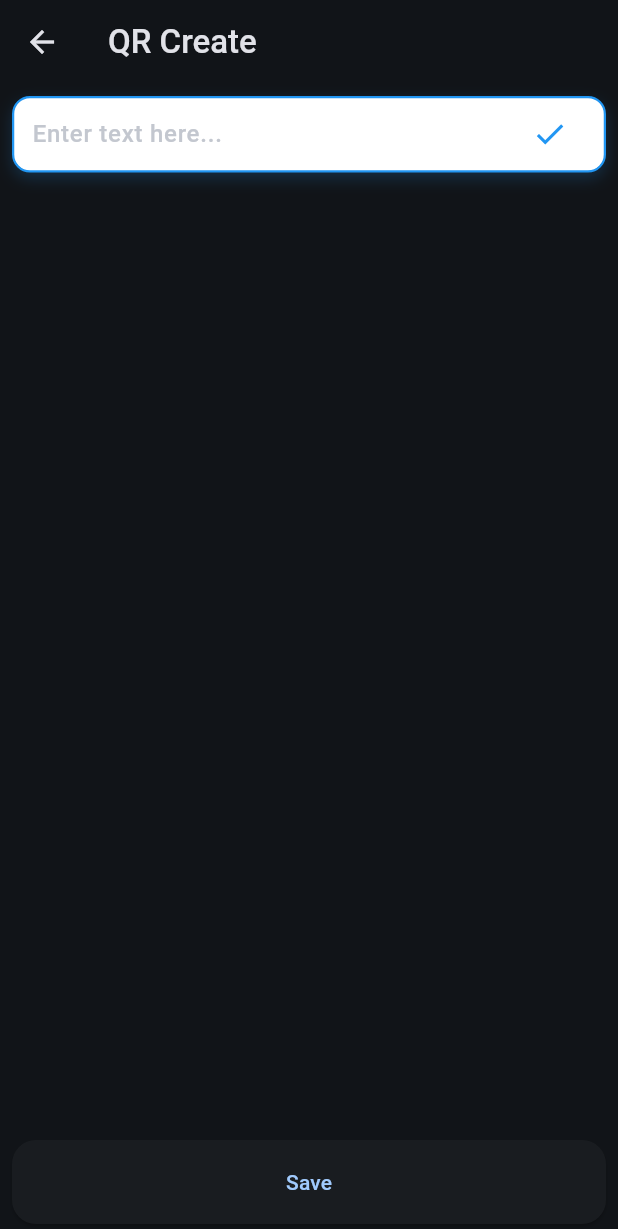
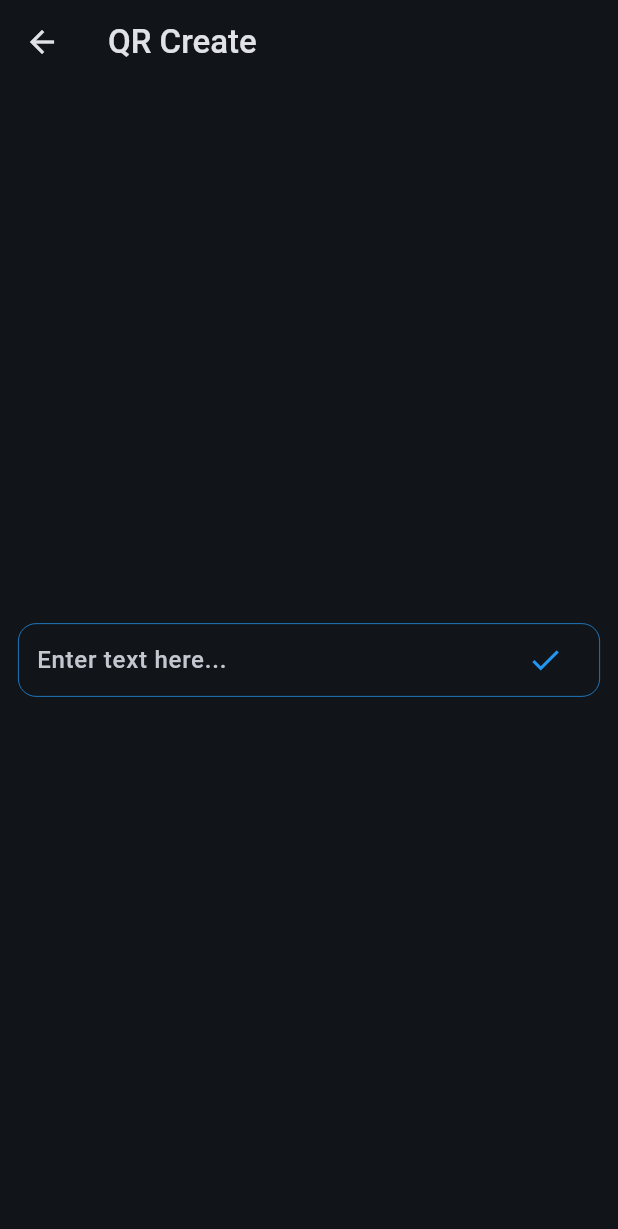
Before and after one commit to hieppham1999/qr_generator_flutter, a Flutter app: the QrCreatePage screen opened directly, on a phone screen of 412 x 824 dp. Shown: the top 1229 px of the screen. Run offline on Flutter 3.47's test engine with Material 3 defaults, Android fonts, the phone set to English and light mode, and no system bars; our stand-ins replace equatable, flutter_bloc, flutter_colorpicker, freezed_annotation, get_it, injectable and 2 more; missing offline and left inert: mobile_scanner; generated files the repository leaves out were written again.

Commit message:
add animation to qr create page

```diff
--- a/lib/features/qr_create/qr_create_page.dart
+++ b/lib/features/qr_create/qr_create_page.dart
@@ -24,30 +24,42 @@ class _QrCreatePageState extends State<QrCreatePage> {
       TextEditingController(text: widget.qrContent);
 
   bool isContentEditable = true;
+  late bool isQrShow = widget.qrContent?.isNotEmpty ?? false;
 
   @override
   Widget build(BuildContext context) {
     return Scaffold(
       appBar: AppBar(title: Text("QR Create")),
       body: Padding(
-        padding: const EdgeInsets.all(8.0),
+        padding: const EdgeInsets.all(12.0),
         child: CubitStateBuilder<QrCreateState>(
           cubit: cubit,
           builder: (_, state) {
             final qrModel = state.qrModel;
 
-            return Column(
+            return AnimatedContainer(
+              duration: const Duration(milliseconds: 400),
+              curve: Curves.easeInOut,
+              onEnd: () {
+                setState(() {
+                  isQrShow = true;
+                });
+              },
+              alignment:
+                  qrModel.content?.isNotEmpty ?? false
+                      ? Alignment.topCenter
+                      : Alignment.center,
+              child: Column(
+                mainAxisSize: MainAxisSize.min,
+                mainAxisAlignment: MainAxisAlignment.center,
                 children: [
                   _buildTextField(),
 
+                  if (isQrShow)
                     Expanded(
                       child: SingleChildScrollView(
                         child: Column(
-                      children: [
-                        if (qrModel.content?.isNotEmpty ?? false)
-                          Builder(
-                            builder:
-                                (context) => Column(
+                          mainAxisAlignment: MainAxisAlignment.center,
                           children: [
                             Padding(
                               padding: const EdgeInsets.symmetric(
@@ -67,22 +79,19 @@ class _QrCreatePageState extends State<QrCreatePage> {
                                 eyeStyle: qrModel.eyeStyle,
                                 dataModuleStyle: qrModel.moduleStyle,
                                 embeddedImageEmitsError: true,
-                                        size:
-                                            MediaQuery.of(context).size.width *
-                                            0.7,
-                                        backgroundColor:
-                                            qrModel.backgroundColor,
+                                size: MediaQuery.of(context).size.width * 0.7,
+                                backgroundColor: qrModel.backgroundColor,
                               ),
                             ),
                             Row(
-                                      mainAxisAlignment:
-                                          MainAxisAlignment.center,
+                              mainAxisAlignment: MainAxisAlignment.center,
                               children: [
                                 Flexible(
                                   child: ElevatedButton(
                                     onPressed: () async {
-                                              final customized =
-                                                  await customizeQr(qrModel);
+                                      final customized = await customizeQr(
+                                        qrModel,
+                                      );
                                       if (customized != null) {
                                         cubit.updateQrStyle(customized);
                                       }
@@ -92,8 +101,7 @@ class _QrCreatePageState extends State<QrCreatePage> {
                                 ),
                                 Flexible(
                                   child: ElevatedButton(
-                                            onPressed:
-                                                () => cubit.resetQrStyle(),
+                                    onPressed: () => cubit.resetQrStyle(),
                                     child: Text('Reset'),
                                   ),
                                 ),
@@ -102,11 +110,9 @@ class _QrCreatePageState extends State<QrCreatePage> {
                           ],
                         ),
                       ),
-                      ],
-                    ),
-                  ),
                     ),
 
+                  if (isQrShow)
                     ElevatedButton(
                       onPressed: () {},
                       style: ElevatedButton.styleFrom(
@@ -121,6 +127,7 @@ class _QrCreatePageState extends State<QrCreatePage> {
                       child: Text('Save'),
                     ),
                 ],
+              ),
             );
           },
         ),
@@ -133,29 +140,17 @@ class _QrCreatePageState extends State<QrCreatePage> {
       duration: Duration(milliseconds: 300),
       padding: EdgeInsets.symmetric(horizontal: 12),
       decoration: BoxDecoration(
-        color: isContentEditable ? Colors.white : Colors.grey.shade100,
+        color: Colors.transparent,
         borderRadius: BorderRadius.circular(12),
         border: Border.all(
           color: isContentEditable ? Colors.blue : Colors.grey,
-          width: 1.5,
+          width: 0.5,
         ),
-        boxShadow: [
-          if (isContentEditable)
-            BoxShadow(
-              color: Colors.blue.withValues(alpha: 0.2),
-              blurRadius: 8,
-              offset: Offset(0, 4),
-            ),
-        ],
       ),
       child: TextField(
         controller: textEditingController,
         readOnly: !isContentEditable,
-        style: TextStyle(
-          fontSize: 16,
-          fontWeight: FontWeight.w500,
-          color: isContentEditable ? Colors.black : Colors.grey,
-        ),
+        style: TextStyle(fontSize: 16, fontWeight: FontWeight.w500),
         onSubmitted: (value) => onSubmit(value),
         decoration: InputDecoration(
           border: InputBorder.none,
@@ -173,7 +168,7 @@ class _QrCreatePageState extends State<QrCreatePage> {
                 setEditable(!isContentEditable);
               }
             },
-            tooltip: isContentEditable ? 'Edit' : 'Locked',
+            tooltip: isContentEditable ? 'Submit' : 'Edit',
           ),
         ),
         cursorColor: Colors.blue,
@@ -208,7 +203,9 @@ class _QrCreatePageState extends State<QrCreatePage> {
   }
 
   void onSubmit(String data) {
+    if (data.isNotEmpty) {
       setEditable(false);
       cubit.updateQrData(data);
     }
   }
+}
```
Lines whose indentation alone changed are shown as unchanged.
